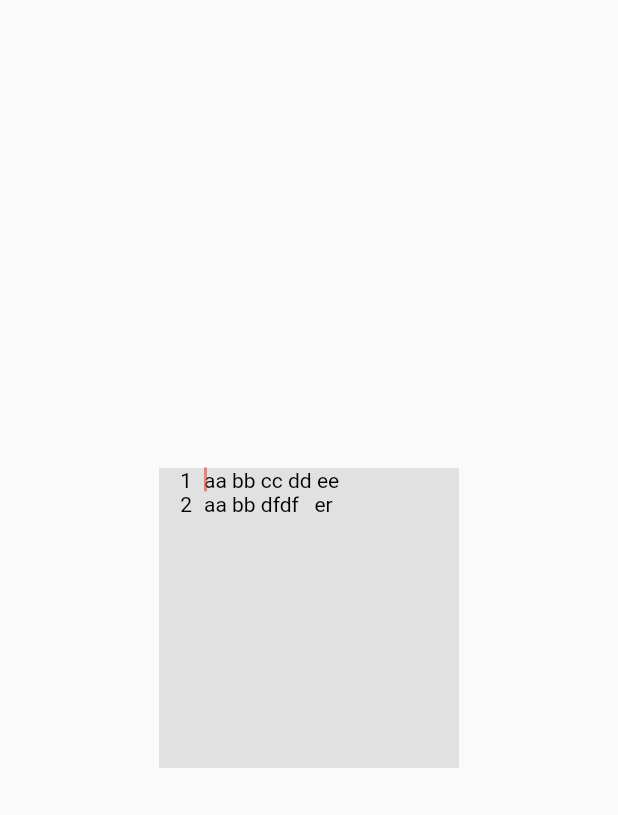
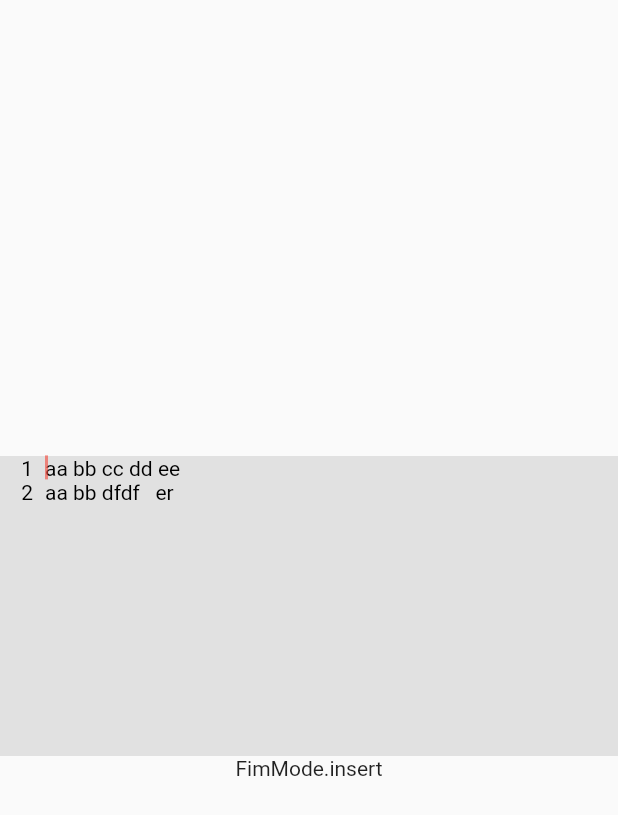
Before and after one commit to yoehwan/fim, a Flutter app: the screen it shows after launch, on a phone screen of 412 x 824 dp. Shown: the top 815 px of the screen. Run offline on Flutter 3.47's test engine with Material 2 defaults, Android fonts, the phone set to English and light mode, and no system bars.

Commit message:
:art: Fix fim & controller

```diff
--- a/example/lib/main.dart
+++ b/example/lib/main.dart
@@ -30,13 +30,23 @@ class FimExample extends StatelessWidget {
   Widget build(BuildContext context) {
     return Scaffold(
       body: Center(
-        child: SizedBox(
-          width: 200,
-          height: 200,
-          child: Fim(
-            controller: controller,
-            lineNumber: true,
-          ),
+        child: Column(
+          mainAxisAlignment:MainAxisAlignment.center,
+          children: [
+            SizedBox(
+              height: 200,
+              child: Fim(
+                controller: controller,
+                lineNumber: true,
+              ),
+            ),
+            ValueListenableBuilder(
+              valueListenable: controller,
+              builder: (context, value, _) {
+                return Text("${controller.mode}");
+              },
+            ),
+          ],
         ),
       ),
     );
```
Also changed, not shown: example/flutter_01.png (added), example/flutter_02.png (added), example/flutter_03.png (added), example/flutter_04.png (added), example/flutter_05.png (added), example/flutter_06.png (added), example/pubspec.lock.
